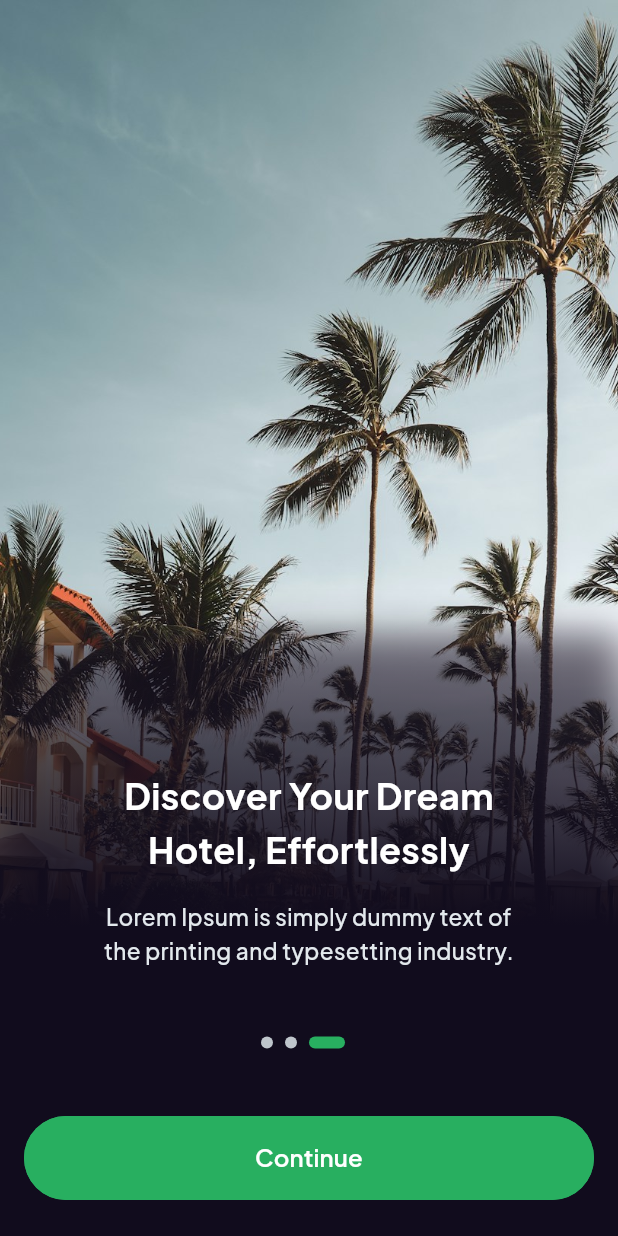
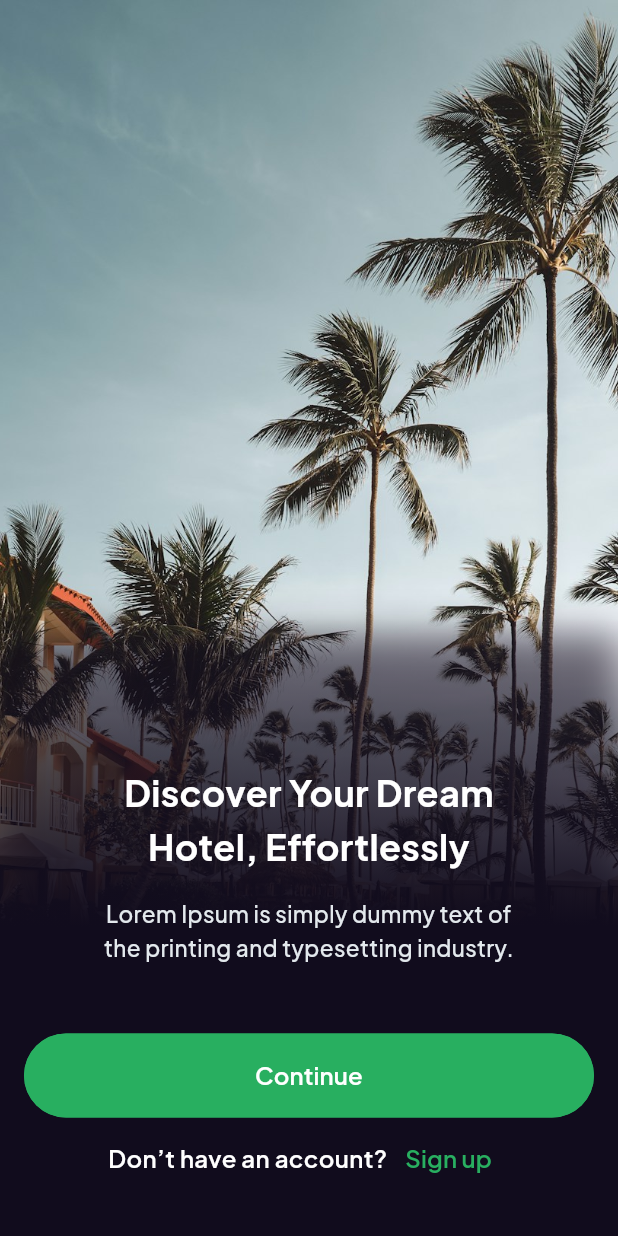
Before and after one commit to Faiz-rhm/hotel_booking, a Flutter app: the screen it shows after launch, swiped to page 3, on a phone screen of 412 x 824 dp. Run offline on Flutter 3.47's test engine with Material 3 defaults, Android fonts, the phone set to English and light mode, and no system bars; our stand-ins replace another_flushbar, flutter_riverpod, freezed_annotation, go_router, pinput; generated files the repository leaves out were written again.

Commit message:
refactor: onboarding screen

```diff
--- a/lib/src/featured/auth/widgets/do_not_have_account.dart
+++ b/lib/src/featured/auth/widgets/do_not_have_account.dart
@@ -1,11 +1,11 @@
 import 'package:flutter/material.dart';
 import 'package:go_router/go_router.dart';
-import 'package:hotel_booking/src/helper/extension/build_context_extension.dart';
 
 import '../../../route/routes.dart';
 
 import '../../../helper/constants/app_colors.dart';
 
+import '../../shared/widgets/app_text_style.dart';
 import '../../shared/widgets/custom_text_button.dart';
 
 class DoNotHaveAccount extends StatelessWidget {
@@ -18,10 +18,18 @@ class DoNotHaveAccount extends StatelessWidget {
     return Row(
       mainAxisAlignment: MainAxisAlignment.center,
       children: [
-        Text('Don’t have an account?', style: context.theme.textTheme.bodySmall),
+        Text('Don’t have an account?', style: CustomTextStyle.semiBold(
+          size: 16,
+          color: Colors.white,
+          fontWeight: FontWeight.w600
+        ),),
 
         CustomTextButton(
-          child: Text('Sign up', style: context.theme.textTheme.bodySmall!.copyWith(color: AppColors.primaryColor)),
+          child: Text('Sign up', style: CustomTextStyle.regular(
+            size: 16,
+            color: AppColors.primaryColor,
+            fontWeight: FontWeight.w600
+          ),),
           onPressed: () => context.pushNamed(Routes.registerScreenRoute)
         )
       ],
--- a/lib/src/featured/intro/onboarding_screen.dart
+++ b/lib/src/featured/intro/onboarding_screen.dart
@@ -1,5 +1,6 @@
 import 'package:flutter/material.dart';
 import 'package:flutter_riverpod/flutter_riverpod.dart';
+import 'package:hotel_booking/src/featured/auth/widgets/do_not_have_account.dart';
 import 'package:hotel_booking/src/helper/extension/build_context_extension.dart';
 
 import '../../helper/constants/app_style.dart';
@@ -70,6 +71,7 @@ class OnboardingScreen extends ConsumerWidget {
 
                   Insets.gapH45,
 
+                  if (introPage != 2) ...[
                     Row(
                       mainAxisAlignment: MainAxisAlignment.center,
                       children: [
@@ -83,19 +85,20 @@ class OnboardingScreen extends ConsumerWidget {
                     ),
 
                     Insets.gapH45,
+                  ],
 
                   Padding(
                     padding: const EdgeInsets.symmetric(horizontal: 16),
-                    child: Row(
-                      crossAxisAlignment: CrossAxisAlignment.end,
+                    child: Column(
+                      crossAxisAlignment: CrossAxisAlignment.stretch,
                       mainAxisAlignment: MainAxisAlignment.center,
                       children: [
-                        Expanded(
-                          child: CustomButton.primary(
-                            onTab: () {},
+                        CustomButton.primary(
+                          onTab: () => _gotoPage(introPage + 1),
                           text: 'Continue',
                         ),
-                        ),
+
+                        if (introPage == 2) const DoNotHaveAccount()
                       ],
                     ),
                   ),
```
Lines whose indentation alone changed are shown as unchanged.
